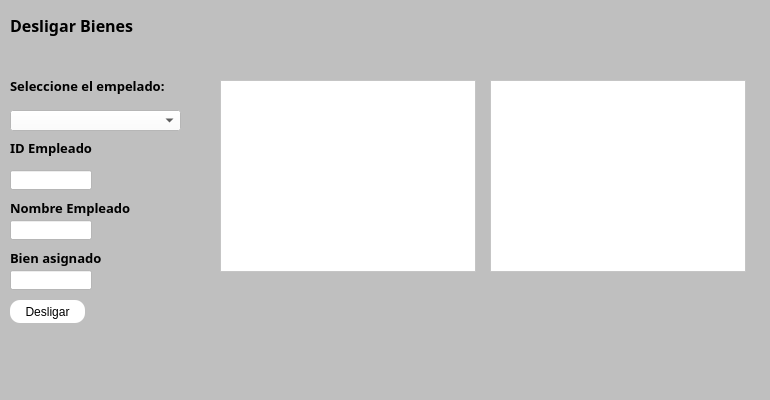
This is src/052_desligar_bienes.ui in rvqzs/tresPatitos as Qt 5 draws it before an edit. The edited form follows.
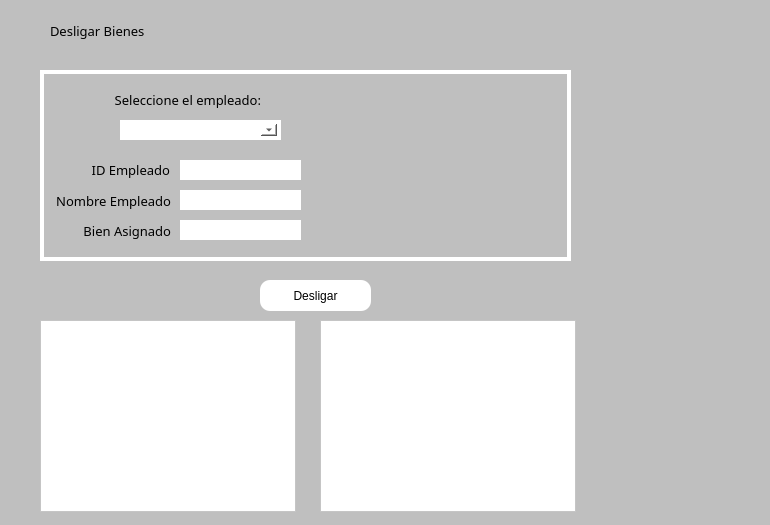
This is the edited form. Icons and pictures are not drawn.

Patch:
```diff
--- a/src/052_desligar_bienes.ui
+++ b/src/052_desligar_bienes.ui
@@ -7,7 +7,7 @@
     <x>0</x>
     <y>0</y>
     <width>770</width>
-    <height>400</height>
+    <height>525</height>
    </rect>
   </property>
   <property name="minimumSize">
@@ -26,38 +26,367 @@
   <property name="styleSheet">
    <string notr="true">background-color: rgb(191, 191, 191);</string>
   </property>
-  <widget class="QComboBox" name="cbxEmpleados">
+  <widget class="QTableWidget" name="tblDesligar">
    <property name="geometry">
     <rect>
-     <x>10</x>
-     <y>110</y>
-     <width>171</width>
-     <height>21</height>
+     <x>40</x>
+     <y>320</y>
+     <width>256</width>
+     <height>192</height>
     </rect>
    </property>
    <property name="styleSheet">
     <string notr="true">background-color: rgb(255, 255, 255);</string>
    </property>
-   <property name="editable">
-    <bool>false</bool>
+   <property name="editTriggers">
+    <set>QAbstractItemView::NoEditTriggers</set>
    </property>
-   <property name="currentText">
+   <property name="selectionBehavior">
+    <enum>QAbstractItemView::SelectRows</enum>
+   </property>
+  </widget>
+  <widget class="QTableWidget" name="tblDesligar2">
+   <property name="geometry">
+    <rect>
+     <x>320</x>
+     <y>320</y>
+     <width>256</width>
+     <height>192</height>
+    </rect>
+   </property>
+   <property name="styleSheet">
+    <string notr="true">background-color: rgb(255, 255, 255);</string>
+   </property>
+   <property name="editTriggers">
+    <set>QAbstractItemView::NoEditTriggers</set>
+   </property>
+   <property name="selectionBehavior">
+    <enum>QAbstractItemView::SelectRows</enum>
+   </property>
+  </widget>
+  <widget class="QFrame" name="frame">
+   <property name="geometry">
+    <rect>
+     <x>40</x>
+     <y>70</y>
+     <width>531</width>
+     <height>191</height>
+    </rect>
+   </property>
+   <property name="toolTip">
     <string/>
    </property>
-   <property name="currentIndex">
+   <property name="toolTipDuration">
     <number>-1</number>
    </property>
-   <property name="placeholderText">
-    <string>Seleccione</string>
+   <property name="accessibleDescription">
+    <string>Generar código</string>
+   </property>
+   <property name="styleSheet">
+    <string notr="true">border:4px solid;
+border-color: rgb(255, 255, 255);</string>
+   </property>
+   <property name="frameShape">
+    <enum>QFrame::StyledPanel</enum>
+   </property>
+   <property name="frameShadow">
+    <enum>QFrame::Raised</enum>
+   </property>
+   <widget class="QLabel" name="lblSeleccion">
+    <property name="geometry">
+     <rect>
+      <x>70</x>
+      <y>20</y>
+      <width>151</width>
+      <height>20</height>
+     </rect>
+    </property>
+    <property name="font">
+     <font>
+      <family>Segoe UI Semibold</family>
+      <pointsize>10</pointsize>
+      <weight>7</weight>
+      <italic>false</italic>
+      <bold>false</bold>
+     </font>
+    </property>
+    <property name="styleSheet">
+     <string notr="true">font: 63 10pt &quot;Segoe UI Semibold&quot;;
+border:none;</string>
+    </property>
+    <property name="text">
+     <string>Seleccione el empleado:</string>
+    </property>
+    <property name="alignment">
+     <set>Qt::AlignRight|Qt::AlignTrailing|Qt::AlignVCenter</set>
+    </property>
+   </widget>
+   <widget class="QLabel" name="lblID">
+    <property name="geometry">
+     <rect>
+      <x>49</x>
+      <y>90</y>
+      <width>81</width>
+      <height>20</height>
+     </rect>
+    </property>
+    <property name="font">
+     <font>
+      <family>Segoe UI Semibold</family>
+      <pointsize>10</pointsize>
+      <weight>7</weight>
+      <italic>false</italic>
+      <bold>false</bold>
+     </font>
+    </property>
+    <property name="styleSheet">
+     <string notr="true">font: 63 10pt &quot;Segoe UI Semibold&quot;;
+border:none;</string>
+    </property>
+    <property name="text">
+     <string>ID Empleado</string>
+    </property>
+    <property name="alignment">
+     <set>Qt::AlignRight|Qt::AlignTrailing|Qt::AlignVCenter</set>
+    </property>
+   </widget>
+   <widget class="QLabel" name="lblNombre">
+    <property name="geometry">
+     <rect>
+      <x>10</x>
+      <y>120</y>
+      <width>121</width>
+      <height>21</height>
+     </rect>
+    </property>
+    <property name="font">
+     <font>
+      <family>Segoe UI Semibold</family>
+      <pointsize>10</pointsize>
+      <weight>7</weight>
+      <italic>false</italic>
+      <bold>false</bold>
+     </font>
+    </property>
+    <property name="styleSheet">
+     <string notr="true">font: 63 10pt &quot;Segoe UI Semibold&quot;;
+border:none;</string>
+    </property>
+    <property name="text">
+     <string>Nombre Empleado</string>
+    </property>
+    <property name="alignment">
+     <set>Qt::AlignRight|Qt::AlignTrailing|Qt::AlignVCenter</set>
+    </property>
+   </widget>
+   <widget class="QLineEdit" name="txtCedula">
+    <property name="geometry">
+     <rect>
+      <x>140</x>
+      <y>90</y>
+      <width>121</width>
+      <height>20</height>
+     </rect>
+    </property>
+    <property name="styleSheet">
+     <string notr="true">background-color: rgb(255, 255, 255);</string>
+    </property>
+   </widget>
+   <widget class="QLabel" name="lbl_codigo_2">
+    <property name="geometry">
+     <rect>
+      <x>340</x>
+      <y>50</y>
+      <width>71</width>
+      <height>71</height>
+     </rect>
+    </property>
+    <property name="sizePolicy">
+     <sizepolicy hsizetype="Expanding" vsizetype="Expanding">
+      <horstretch>0</horstretch>
+      <verstretch>0</verstretch>
+     </sizepolicy>
+    </property>
+    <property name="font">
+     <font>
+      <family>Segoe UI Semibold</family>
+      <pointsize>10</pointsize>
+      <weight>7</weight>
+      <italic>false</italic>
+      <bold>false</bold>
+     </font>
+    </property>
+    <property name="styleSheet">
+     <string notr="true">font: 63 10pt &quot;Segoe UI Semibold&quot;;
+border:none;
+</string>
+    </property>
+    <property name="text">
+     <string/>
+    </property>
+    <property name="pixmap">
+     <pixmap>../res/unlink.png</pixmap>
+    </property>
+    <property name="scaledContents">
+     <bool>true</bool>
+    </property>
+    <property name="alignment">
+     <set>Qt::AlignRight|Qt::AlignTrailing|Qt::AlignVCenter</set>
+    </property>
+   </widget>
+   <widget class="QLineEdit" name="txtApellidos">
+    <property name="geometry">
+     <rect>
+      <x>140</x>
+      <y>120</y>
+      <width>121</width>
+      <height>20</height>
+     </rect>
+    </property>
+    <property name="styleSheet">
+     <string notr="true">background-color: rgb(255, 255, 255);</string>
+    </property>
+   </widget>
+   <widget class="QLabel" name="lblBienAsignado_2">
+    <property name="geometry">
+     <rect>
+      <x>40</x>
+      <y>150</y>
+      <width>91</width>
+      <height>21</height>
+     </rect>
+    </property>
+    <property name="font">
+     <font>
+      <family>Segoe UI Semibold</family>
+      <pointsize>10</pointsize>
+      <weight>7</weight>
+      <italic>false</italic>
+      <bold>false</bold>
+     </font>
+    </property>
+    <property name="styleSheet">
+     <string notr="true">font: 63 10pt &quot;Segoe UI Semibold&quot;;
+border:none;</string>
+    </property>
+    <property name="text">
+     <string>Bien Asignado</string>
+    </property>
+    <property name="alignment">
+     <set>Qt::AlignRight|Qt::AlignTrailing|Qt::AlignVCenter</set>
+    </property>
+   </widget>
+   <widget class="QLineEdit" name="txtBienAsignado">
+    <property name="geometry">
+     <rect>
+      <x>140</x>
+      <y>150</y>
+      <width>121</width>
+      <height>20</height>
+     </rect>
+    </property>
+    <property name="styleSheet">
+     <string notr="true">background-color: rgb(255, 255, 255);</string>
+    </property>
+   </widget>
+   <widget class="QComboBox" name="cbxEmpleados">
+    <property name="enabled">
+     <bool>true</bool>
+    </property>
+    <property name="geometry">
+     <rect>
+      <x>80</x>
+      <y>50</y>
+      <width>161</width>
+      <height>20</height>
+     </rect>
+    </property>
+    <property name="sizePolicy">
+     <sizepolicy hsizetype="Maximum" vsizetype="Fixed">
+      <horstretch>0</horstretch>
+      <verstretch>0</verstretch>
+     </sizepolicy>
+    </property>
+    <property name="styleSheet">
+     <string notr="true">background-color: rgb(255, 255, 255);</string>
+    </property>
+    <property name="editable">
+     <bool>false</bool>
+    </property>
+    <property name="currentText">
+     <string/>
+    </property>
+   </widget>
+  </widget>
+  <widget class="QLabel" name="labelHeader">
+   <property name="geometry">
+    <rect>
+     <x>20</x>
+     <y>20</y>
+     <width>31</width>
+     <height>21</height>
+    </rect>
+   </property>
+   <property name="font">
+    <font>
+     <family>Segoe UI Semibold</family>
+     <pointsize>10</pointsize>
+     <weight>7</weight>
+     <italic>false</italic>
+     <bold>false</bold>
+    </font>
+   </property>
+   <property name="styleSheet">
+    <string notr="true">font: 63 10pt &quot;Segoe UI Semibold&quot;;
+background-color: rgba(0,0,0,0%);</string>
+   </property>
+   <property name="text">
+    <string/>
+   </property>
+   <property name="pixmap">
+    <pixmap>../res/unlink.png</pixmap>
+   </property>
+   <property name="scaledContents">
+    <bool>true</bool>
+   </property>
+   <property name="alignment">
+    <set>Qt::AlignRight|Qt::AlignTrailing|Qt::AlignVCenter</set>
+   </property>
+  </widget>
+  <widget class="QLabel" name="lbl_departamentos">
+   <property name="geometry">
+    <rect>
+     <x>50</x>
+     <y>10</y>
+     <width>211</width>
+     <height>41</height>
+    </rect>
+   </property>
+   <property name="font">
+    <font>
+     <family>Segoe UI Semibold</family>
+     <pointsize>10</pointsize>
+     <weight>5</weight>
+     <italic>false</italic>
+     <bold>false</bold>
+    </font>
+   </property>
+   <property name="styleSheet">
+    <string notr="true">font: 43 10pt &quot;Segoe UI Semibold&quot;;
+border:none;
+background-color: rgba(0,0,0,0%);</string>
+   </property>
+   <property name="text">
+    <string>Desligar Bienes</string>
    </property>
   </widget>
   <widget class="QPushButton" name="btnDesligar">
    <property name="geometry">
     <rect>
-     <x>10</x>
-     <y>300</y>
-     <width>75</width>
-     <height>23</height>
+     <x>260</x>
+     <y>280</y>
+     <width>111</width>
+     <height>31</height>
     </rect>
    </property>
    <property name="styleSheet">
@@ -77,187 +406,18 @@
    <property name="text">
     <string>Desligar</string>
    </property>
-  </widget>
-  <widget class="QLineEdit" name="txtBienAsignado">
-   <property name="geometry">
-    <rect>
-     <x>10</x>
-     <y>270</y>
-     <width>82</width>
-     <height>20</height>
-    </rect>
+   <property name="icon">
+    <iconset>
+     <normaloff>../res/btnunlink.png</normaloff>../res/btnunlink.png</iconset>
    </property>
-   <property name="styleSheet">
-    <string notr="true">background-color: rgb(255, 255, 255);</string>
-   </property>
-  </widget>
-  <widget class="QTableWidget" name="tblDesligar">
-   <property name="geometry">
-    <rect>
-     <x>220</x>
-     <y>80</y>
-     <width>256</width>
-     <height>192</height>
-    </rect>
-   </property>
-   <property name="styleSheet">
-    <string notr="true">background-color: rgb(255, 255, 255);</string>
-   </property>
-   <property name="editTriggers">
-    <set>QAbstractItemView::NoEditTriggers</set>
-   </property>
-   <property name="selectionBehavior">
-    <enum>QAbstractItemView::SelectRows</enum>
-   </property>
-  </widget>
-  <widget class="QLabel" name="label_4">
-   <property name="geometry">
-    <rect>
-     <x>10</x>
-     <y>250</y>
-     <width>121</width>
-     <height>16</height>
-    </rect>
-   </property>
-   <property name="font">
-    <font>
-     <family>Segoe UI Variable Text Semibold</family>
-     <pointsize>10</pointsize>
-     <weight>75</weight>
-     <bold>true</bold>
-    </font>
-   </property>
-   <property name="text">
-    <string>Bien asignado</string>
-   </property>
-  </widget>
-  <widget class="QLabel" name="label">
-   <property name="geometry">
-    <rect>
-     <x>10</x>
-     <y>10</y>
-     <width>161</width>
-     <height>31</height>
-    </rect>
-   </property>
-   <property name="font">
-    <font>
-     <family>Perpetua Titling MT</family>
-     <pointsize>12</pointsize>
-     <weight>75</weight>
-     <bold>true</bold>
-    </font>
-   </property>
-   <property name="text">
-    <string>Desligar Bienes</string>
-   </property>
-  </widget>
-  <widget class="QLabel" name="label_3">
-   <property name="geometry">
-    <rect>
-     <x>10</x>
-     <y>200</y>
-     <width>121</width>
-     <height>16</height>
-    </rect>
-   </property>
-   <property name="font">
-    <font>
-     <family>Segoe UI Variable Text Semibold</family>
-     <pointsize>10</pointsize>
-     <weight>75</weight>
-     <bold>true</bold>
-    </font>
-   </property>
-   <property name="text">
-    <string>Nombre Empleado</string>
-   </property>
-  </widget>
-  <widget class="QLineEdit" name="txtNombre">
-   <property name="geometry">
-    <rect>
-     <x>10</x>
-     <y>220</y>
-     <width>82</width>
+   <property name="iconSize">
+    <size>
+     <width>20</width>
      <height>20</height>
-    </rect>
+    </size>
    </property>
-   <property name="styleSheet">
-    <string notr="true">background-color: rgb(255, 255, 255);</string>
-   </property>
-  </widget>
-  <widget class="QLabel" name="label_2">
-   <property name="geometry">
-    <rect>
-     <x>10</x>
-     <y>70</y>
-     <width>181</width>
-     <height>31</height>
-    </rect>
-   </property>
-   <property name="font">
-    <font>
-     <family>Segoe UI Variable Text Semibold</family>
-     <pointsize>10</pointsize>
-     <weight>75</weight>
-     <bold>true</bold>
-    </font>
-   </property>
-   <property name="text">
-    <string>Seleccione el empelado:</string>
-   </property>
-  </widget>
-  <widget class="QLineEdit" name="txtCedula">
-   <property name="geometry">
-    <rect>
-     <x>10</x>
-     <y>170</y>
-     <width>82</width>
-     <height>20</height>
-    </rect>
-   </property>
-   <property name="styleSheet">
-    <string notr="true">background-color: rgb(255, 255, 255);</string>
-   </property>
-  </widget>
-  <widget class="QLabel" name="lblID">
-   <property name="geometry">
-    <rect>
-     <x>10</x>
-     <y>140</y>
-     <width>121</width>
-     <height>16</height>
-    </rect>
-   </property>
-   <property name="font">
-    <font>
-     <family>Segoe UI Variable Text Semibold</family>
-     <pointsize>10</pointsize>
-     <weight>75</weight>
-     <bold>true</bold>
-    </font>
-   </property>
-   <property name="text">
-    <string>ID Empleado</string>
-   </property>
-  </widget>
-  <widget class="QTableWidget" name="tblDesligar2">
-   <property name="geometry">
-    <rect>
-     <x>490</x>
-     <y>80</y>
-     <width>256</width>
-     <height>192</height>
-    </rect>
-   </property>
-   <property name="styleSheet">
-    <string notr="true">background-color: rgb(255, 255, 255);</string>
-   </property>
-   <property name="editTriggers">
-    <set>QAbstractItemView::NoEditTriggers</set>
-   </property>
-   <property name="selectionBehavior">
-    <enum>QAbstractItemView::SelectRows</enum>
+   <property name="shortcut">
+    <string>Ctrl+C</string>
    </property>
   </widget>
  </widget>
```
Left out of the diff: 3 changed lines with no effect on the pictures.
